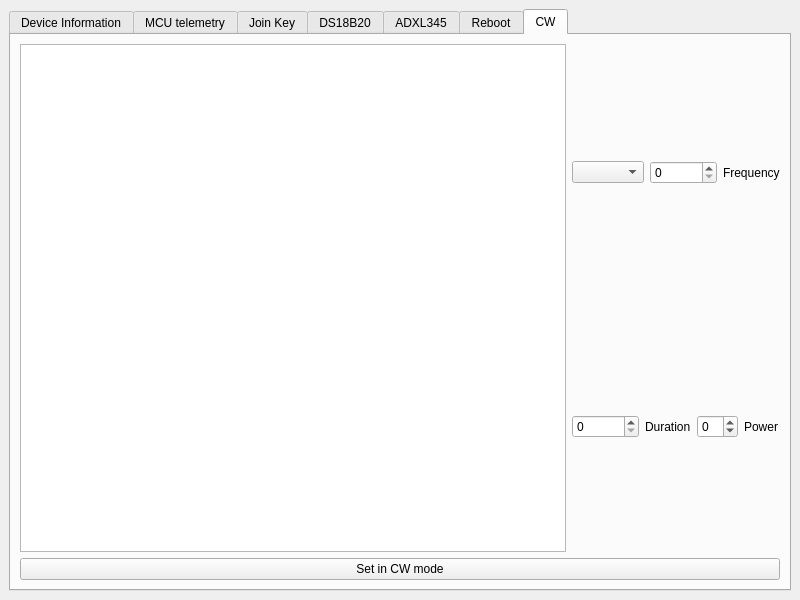
wei-blip/python_gui_rts, file msg_window.ui: the form before one commit.
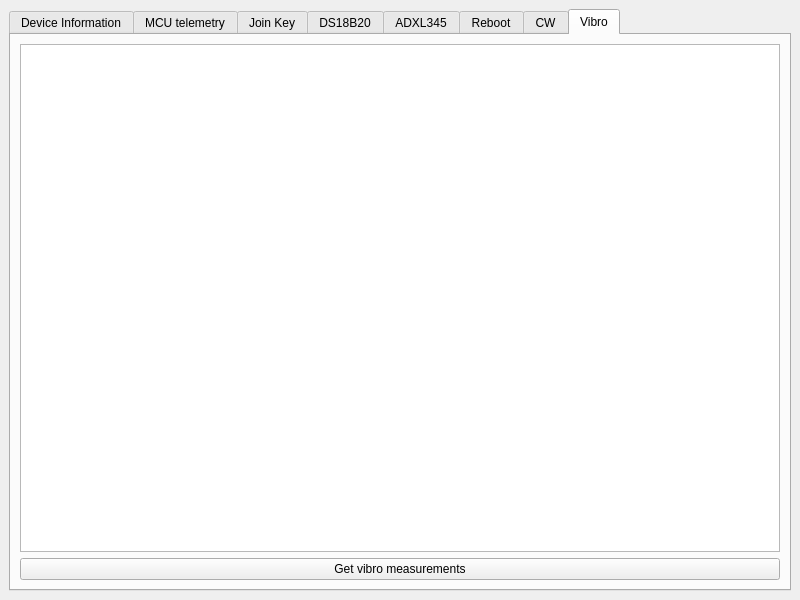
The form after the commit.

Commit message: Ser2net is work only then ser2net.yaml located in etc/ser2net/ser2net.yaml. Added MyThreads.py (file with all threads). Deleted commands box with baudrate and serial ports. All threads initialize in ServWindow class

What changed in the file:
```diff
--- a/msg_window.ui
+++ b/msg_window.ui
@@ -21,7 +21,7 @@
     <item>
      <widget class="QTabWidget" name="tabMessage">
       <property name="currentIndex">
-       <number>6</number>
+       <number>7</number>
       </property>
       <widget class="QWidget" name="devinfo_tab">
        <attribute name="title">
@@ -257,6 +257,23 @@
         </item>
        </layout>
       </widget>
+      <widget class="QWidget" name="vibro_tab">
+       <attribute name="title">
+        <string>Vibro</string>
+       </attribute>
+       <layout class="QVBoxLayout" name="verticalLayout_11">
+        <item>
+         <widget class="QListWidget" name="listWidgetVibro"/>
+        </item>
+        <item>
+         <widget class="QPushButton" name="getVibro">
+          <property name="text">
+           <string>Get vibro measurements</string>
+          </property>
+         </widget>
+        </item>
+       </layout>
+      </widget>
      </widget>
     </item>
    </layout>
```
The commit also changes 11 other files.
